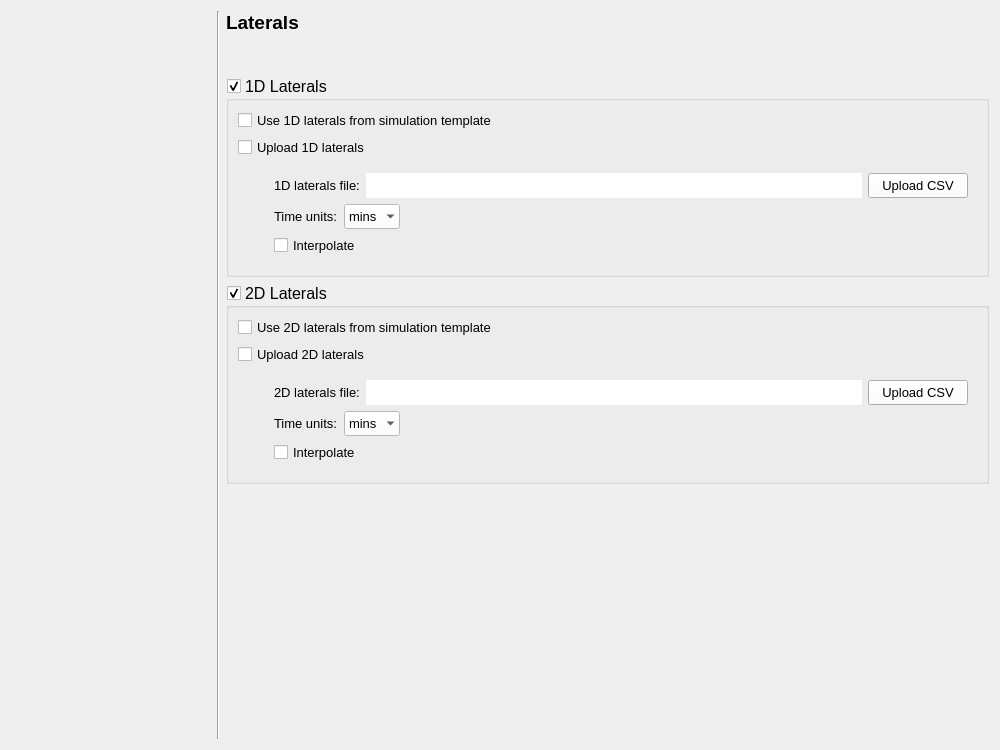
nens/threedi-api-qgis-client, file threedi_models_and_simulations/ui/simulation_wizard/page_laterals.ui: the form before one commit.
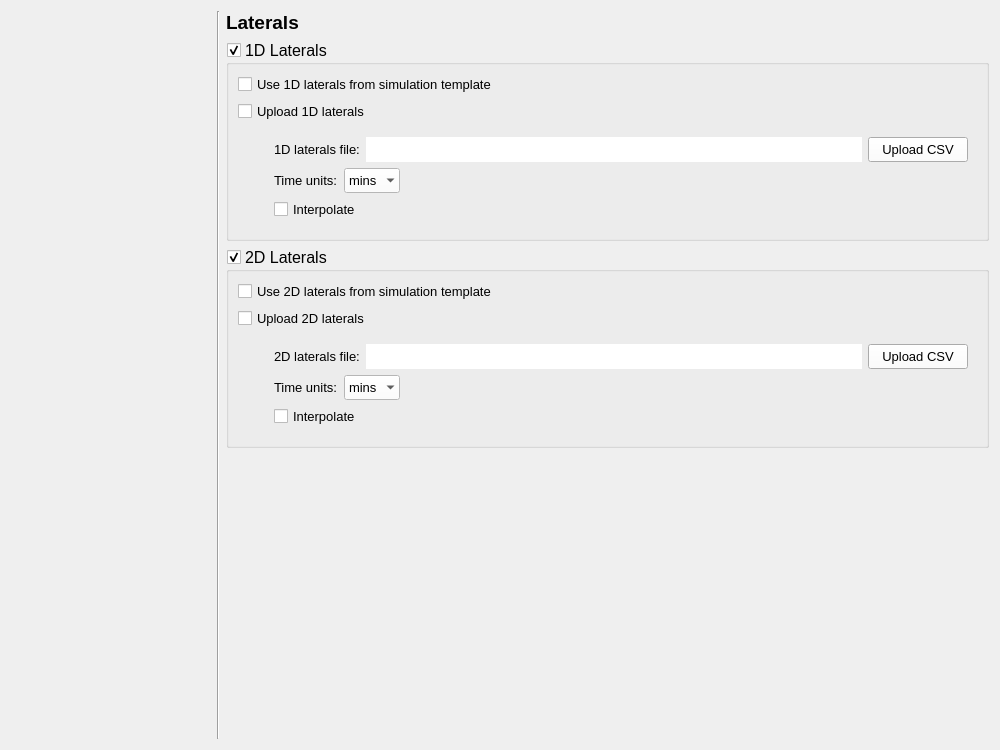
The form after the commit.

Patch:
```diff
--- a/threedi_models_and_simulations/ui/simulation_wizard/page_laterals.ui
+++ b/threedi_models_and_simulations/ui/simulation_wizard/page_laterals.ui
@@ -141,7 +141,7 @@
      </property>
     </spacer>
    </item>
-   <item row="8" column="2">
+   <item row="2" column="2">
     <widget class="QGroupBox" name="groupbox_2d_laterals">
      <property name="font">
       <font>
@@ -425,7 +425,7 @@
      </layout>
     </widget>
    </item>
-   <item row="7" column="2">
+   <item row="1" column="2">
     <widget class="QGroupBox" name="groupbox_1d_laterals">
      <property name="title">
       <string>1D Laterals</string>
```
